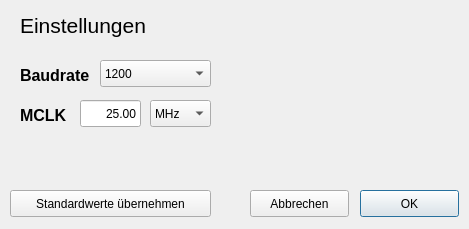
Old version of the form einstellungen.ui in the repository LabConnect/Interface.
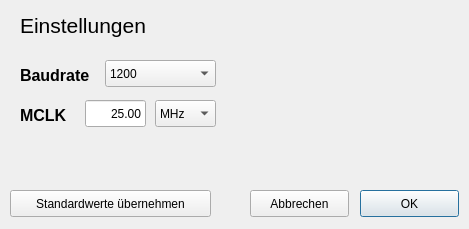
New version of the form.

Diff of the .ui file:
```diff
--- a/einstellungen.ui
+++ b/einstellungen.ui
@@ -74,7 +74,7 @@
   <widget class="QComboBox" name="comboBox">
    <property name="geometry">
     <rect>
-     <x>100</x>
+     <x>105</x>
      <y>60</y>
      <width>111</width>
      <height>27</height>
@@ -129,7 +129,7 @@
     <rect>
      <x>20</x>
      <y>60</y>
-     <width>71</width>
+     <width>81</width>
      <height>31</height>
     </rect>
    </property>
@@ -167,7 +167,7 @@
   <widget class="QLineEdit" name="lineEdit">
    <property name="geometry">
     <rect>
-     <x>80</x>
+     <x>85</x>
      <y>100</y>
      <width>61</width>
      <height>27</height>
@@ -186,7 +186,7 @@
   <widget class="QComboBox" name="comboBox_2">
    <property name="geometry">
     <rect>
-     <x>150</x>
+     <x>155</x>
      <y>100</y>
      <width>61</width>
      <height>27</height>
```
